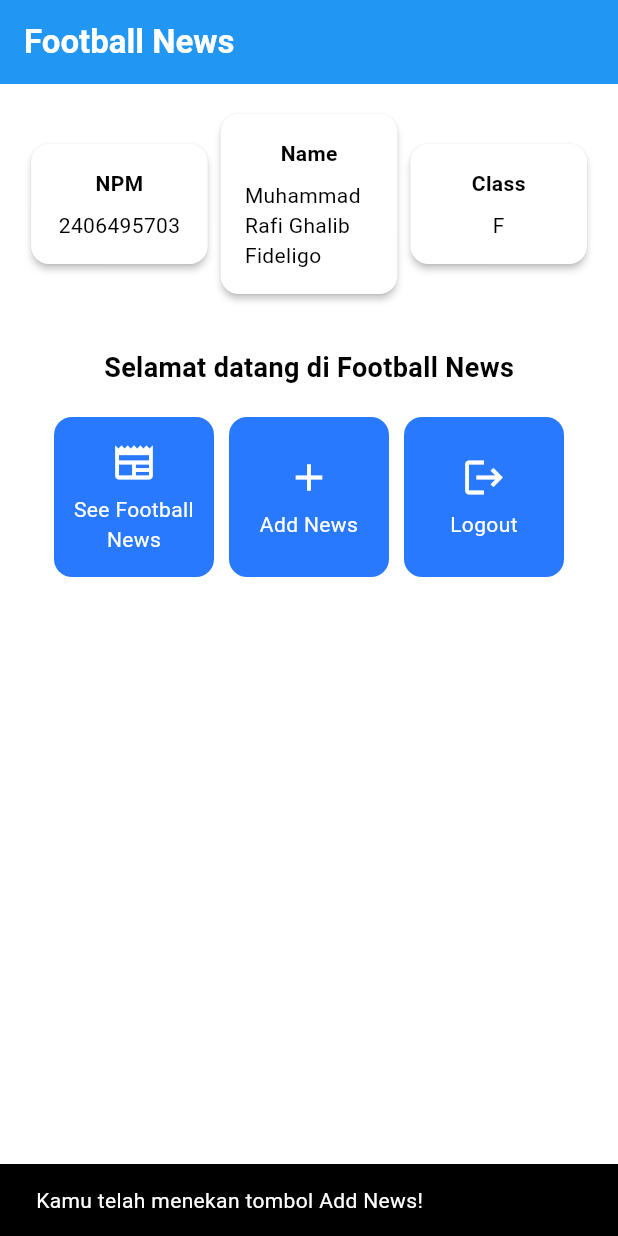
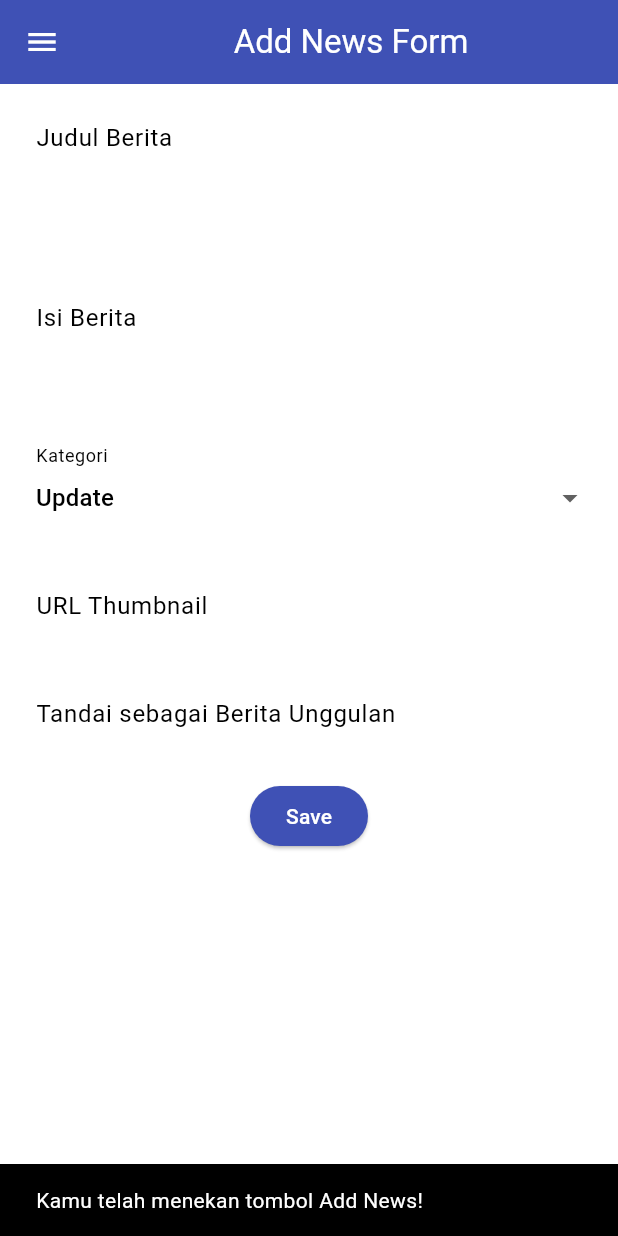
Before and after one commit to fideligo/football-news-mobile, a Flutter app: the screen it shows after launch, after a tap on "Add News", on a phone screen of 412 x 824 dp. Run offline on Flutter 3.47's test engine with Material 3 defaults, Android fonts, the phone set to English and light mode, and no system bars.

Commit message:
tutorial 7

```diff
--- a/lib/main.dart
+++ b/lib/main.dart
@@ -1,5 +1,5 @@
 import 'package:flutter/material.dart';
-import 'menu.dart';
+import 'screens/menu.dart';
 
 void main() {
   runApp(const MyApp());
--- a/lib/menu.dart
+++ b/lib/screens/menu.dart
@@ -1,4 +1,6 @@
 import 'package:flutter/material.dart';
+import 'package:football_news/widgets/news_card.dart';
+import '../widgets/left_drawer.dart';
 
 class MyHomePage extends StatelessWidget {
   const MyHomePage({super.key});
@@ -30,6 +32,7 @@ class MyHomePage extends StatelessWidget {
         // Warna latar belakang AppBar diambil dari skema warna tema aplikasi.
         backgroundColor: Theme.of(context).colorScheme.primary,
       ),
+      drawer: LeftDrawer(),
       // Body halaman dengan padding di sekelilingnya.
       body: Padding(
         padding: const EdgeInsets.all(16.0),
@@ -128,55 +131,3 @@ class ItemHomepage {
 
   ItemHomepage(this.name, this.icon);
 }
-
-class ItemCard extends StatelessWidget {
-
-  final ItemHomepage item;
-
-  const ItemCard(this.item, {super.key});
-
-  @override
-  Widget build(BuildContext context) {
-    return Material(
-      // Menentukan warna latar belakang dari tema aplikasi.
-      color: Theme.of(context).colorScheme.secondary,
-      // Membuat sudut kartu melengkung.
-      borderRadius: BorderRadius.circular(12),
-
-      child: InkWell(
-        // Aksi ketika kartu ditekan.
-        onTap: () {
-          // Menampilkan pesan SnackBar saat kartu ditekan.
-          ScaffoldMessenger.of(context)
-            ..hideCurrentSnackBar()
-            ..showSnackBar(
-                SnackBar(content: Text("Kamu telah menekan tombol ${item.name}!"))
-            );
-        },
-        // Container untuk menyimpan Icon dan Text
-        child: Container(
-          padding: const EdgeInsets.all(8),
-          child: Center(
-            child: Column(
-              // Menyusun ikon dan teks di tengah kartu.
-              mainAxisAlignment: MainAxisAlignment.center,
-              children: [
-                Icon(
-                  item.icon,
-                  color: Colors.white,
-                  size: 30.0,
-                ),
-                const Padding(padding: EdgeInsets.all(3)),
-                Text(
-                  item.name,
-                  textAlign: TextAlign.center,
-                  style: const TextStyle(color: Colors.white),
-                ),
-              ],
-            ),
-          ),
-        ),
-      ),
-    );
-  }
-}
--- /dev/null
+++ b/lib/screens/newslist_form.dart
@@ -0,0 +1,213 @@
+import 'package:flutter/material.dart';
+import 'package:football_news/widgets/left_drawer.dart';
+
+class NewsFormPage extends StatefulWidget {
+  const NewsFormPage({super.key});
+
+  @override
+  State<NewsFormPage> createState() => _NewsFormPageState();
+}
+
+class _NewsFormPageState extends State<NewsFormPage> {
+  final _formKey = GlobalKey<FormState>();
+  String _title = "";
+  String _content = "";
+  String _category = "update"; // default
+  String _thumbnail = "";
+  bool _isFeatured = false; // default
+
+  final List<String> _categories = [
+    'transfer',
+    'update',
+    'exclusive',
+    'match',
+    'rumor',
+    'analysis',
+  ];
+
+  @override
+  Widget build(BuildContext context) {
+    return Scaffold(
+      appBar: AppBar(
+        title: const Center(
+          child: Text(
+            'Add News Form',
+          ),
+        ),
+        backgroundColor: Colors.indigo,
+        foregroundColor: Colors.white,
+      ),
+      drawer: LeftDrawer(),
+      body: Form(
+        key: _formKey,
+        child: SingleChildScrollView(
+          child: Column(
+            crossAxisAlignment: CrossAxisAlignment.start,
+            children: [
+              // === Title ===
+              Padding(
+                padding: const EdgeInsets.all(8.0),
+                child: TextFormField(
+                  decoration: InputDecoration(
+                    hintText: "Judul Berita",
+                    labelText: "Judul Berita",
+                    border: OutlineInputBorder(
+                      borderRadius: BorderRadius.circular(5.0),
+                    ),
+                  ),
+                  onChanged: (String? value) {
+                    setState(() {
+                      _title = value!;
+                    });
+                  },
+                  validator: (String? value) {
+                    if (value == null || value.isEmpty) {
+                      return "Judul tidak boleh kosong!";
+                    }
+                    return null;
+                  },
+                ),
+              ),
+              // === Content ===
+              Padding(
+                padding: const EdgeInsets.all(8.0),
+                child: TextFormField(
+                  maxLines: 5,
+                  decoration: InputDecoration(
+                    hintText: "Isi Berita",
+                    labelText: "Isi Berita",
+                    border: OutlineInputBorder(
+                      borderRadius: BorderRadius.circular(5.0),
+                    ),
+                  ),
+                  onChanged: (String? value) {
+                    setState(() {
+                      _content = value!;
+                    });
+                  },
+                  validator: (String? value) {
+                    if (value == null || value.isEmpty) {
+                      return "Isi berita tidak boleh kosong!";
+                    }
+                    return null;
+                  },
+                ),
+              ),
+
+              // === Category ===
+              Padding(
+                padding: const EdgeInsets.all(8.0),
+                child: DropdownButtonFormField<String>(
+                  decoration: InputDecoration(
+                    labelText: "Kategori",
+                    border: OutlineInputBorder(
+                      borderRadius: BorderRadius.circular(5.0),
+                    ),
+                  ),
+                  value: _category,
+                  items: _categories
+                      .map((cat) => DropdownMenuItem(
+                    value: cat,
+                    child: Text(
+                        cat[0].toUpperCase() + cat.substring(1)),
+                  ))
+                      .toList(),
+                  onChanged: (String? newValue) {
+                    setState(() {
+                      _category = newValue!;
+                    });
+                  },
+                ),
+              ),
+
+              // === Thumbnail URL ===
+              Padding(
+                padding: const EdgeInsets.all(8.0),
+                child: TextFormField(
+                  decoration: InputDecoration(
+                    hintText: "URL Thumbnail (opsional)",
+                    labelText: "URL Thumbnail",
+                    border: OutlineInputBorder(
+                      borderRadius: BorderRadius.circular(5.0),
+                    ),
+                  ),
+                  onChanged: (String? value) {
+                    setState(() {
+                      _thumbnail = value!;
+                    });
+                  },
+                ),
+              ),
+
+              // === Is Featured ===
+              Padding(
+                padding: const EdgeInsets.all(8.0),
+                child: SwitchListTile(
+                  title: const Text("Tandai sebagai Berita Unggulan"),
+                  value: _isFeatured,
+                  onChanged: (bool value) {
+                    setState(() {
+                      _isFeatured = value;
+                    });
+                  },
+                ),
+              ),
+              // === Tombol Simpan ===
+              Align(
+                alignment: Alignment.bottomCenter,
+                child: Padding(
+                  padding: const EdgeInsets.all(8.0),
+                  child: ElevatedButton(
+                    style: ButtonStyle(
+                      backgroundColor:
+                      MaterialStateProperty.all(Colors.indigo),
+                    ),
+                    onPressed: () {
+                      if (_formKey.currentState!.validate()) {
+                        showDialog(
+                          context: context,
+                          builder: (context) {
+                            return AlertDialog(
+                              title: const Text('Produk berhasil tersimpan'),
+                              content: SingleChildScrollView(
+                                child: Column(
+                                  crossAxisAlignment:
+                                  CrossAxisAlignment.start,
+                                  children: [
+                                    Text('Judul: $_title'),
+                                    Text('Isi: $_content'),
+                                    Text('Kategori: $_category'),
+                                    Text('Thumbnail: $_thumbnail'),
+                                    Text(
+                                        'Unggulan: ${_isFeatured ? "Ya" : "Tidak"}'),
+                                  ],
+                                ),
+                              ),
+                              actions: [
+                                TextButton(
+                                  child: const Text('OK'),
+                                  onPressed: () {
+                                    Navigator.pop(context);
+                                  },
+                                ),
+                              ],
+                            );
+                          },
+                        );
+                        _formKey.currentState!.reset();
+                      }
+                    },
+                    child: const Text(
+                      "Save",
+                      style: TextStyle(color: Colors.white),
+                    ),
+                  ),
+                ),
+              ),
+            ],
+          ),
+        ),
+      ),
+    );
+  }
+}
--- /dev/null
+++ b/lib/widgets/left_drawer.dart
@@ -0,0 +1,64 @@
+import 'package:flutter/material.dart';
+import 'package:football_news/screens/menu.dart';
+import 'package:football_news/screens/newslist_form.dart';
+
+class LeftDrawer extends StatelessWidget {
+  const LeftDrawer({super.key});
+
+  @override
+  Widget build(BuildContext context) {
+    return Drawer(
+      child: ListView(
+        children: [
+          const DrawerHeader(
+            decoration: BoxDecoration(
+              color: Colors.blue,
+            ),
+            child: Column(
+              children: [
+                Text(
+                  'Football News',
+                  textAlign: TextAlign.center,
+                  style: TextStyle(
+                    fontSize: 30,
+                    fontWeight: FontWeight.bold,
+                    color: Colors.white,
+                  ),
+                ),
+                Padding(padding: EdgeInsets.all(10)),
+                Text("Seluruh berita sepak bola terkini di sini!",
+                  style: TextStyle(
+                    color: Colors.white,
+                    fontWeight: FontWeight.normal,
+                    fontSize: 15,
+                  ),
+                  textAlign: TextAlign.center,
+                ),
+              ],
+            ),
+          ),
+          ListTile(
+            leading: const Icon(Icons.home_outlined),
+            title: const Text('Home'),
+            // Bagian redirection ke MyHomePage
+            onTap: () {
+              Navigator.pushReplacement(
+                  context,
+                  MaterialPageRoute(
+                    builder: (context) => MyHomePage(),
+                  ));
+            },
+          ),
+          ListTile(
+            leading: const Icon(Icons.post_add),
+            title: const Text('Add News'),
+            // Bagian redirection ke NewsFormPage
+            onTap: () {
+              Navigator.pushReplacement(context, MaterialPageRoute(builder: (context) => const NewsFormPage()));
+            },
+          ),
+        ],
+      ),
+    );
+  }
+}
--- /dev/null
+++ b/lib/widgets/news_card.dart
@@ -0,0 +1,60 @@
+import 'package:flutter/material.dart';
+import 'package:football_news/screens/menu.dart';
+import 'package:football_news/screens/newslist_form.dart';
+
+class ItemCard extends StatelessWidget {
+
+  final ItemHomepage item;
+
+  const ItemCard(this.item, {super.key});
+
+  @override
+  Widget build(BuildContext context) {
+    return Material(
+      // Menentukan warna latar belakang dari tema aplikasi.
+      color: Theme.of(context).colorScheme.secondary,
+      // Membuat sudut kartu melengkung.
+      borderRadius: BorderRadius.circular(12),
+
+      child: InkWell(
+        // Aksi ketika kartu ditekan.
+        onTap: () {
+          // Memunculkan SnackBar ketika diklik
+          ScaffoldMessenger.of(context)
+            ..hideCurrentSnackBar()
+            ..showSnackBar(SnackBar(
+                content: Text("Kamu telah menekan tombol ${item.name}!")));
+
+          // Navigate ke route yang sesuai (tergantung jenis tombol)
+          if (item.name == "Add News") {
+            Navigator.push(context, MaterialPageRoute(builder: (context) => const NewsFormPage()));
+          }
+
+        },
+        // Container untuk menyimpan Icon dan Text
+        child: Container(
+          padding: const EdgeInsets.all(8),
+          child: Center(
+            child: Column(
+              // Menyusun ikon dan teks di tengah kartu.
+              mainAxisAlignment: MainAxisAlignment.center,
+              children: [
+                Icon(
+                  item.icon,
+                  color: Colors.white,
+                  size: 30.0,
+                ),
+                const Padding(padding: EdgeInsets.all(3)),
+                Text(
+                  item.name,
+                  textAlign: TextAlign.center,
+                  style: const TextStyle(color: Colors.white),
+                ),
+              ],
+            ),
+          ),
+        ),
+      ),
+    );
+  }
+}
```
